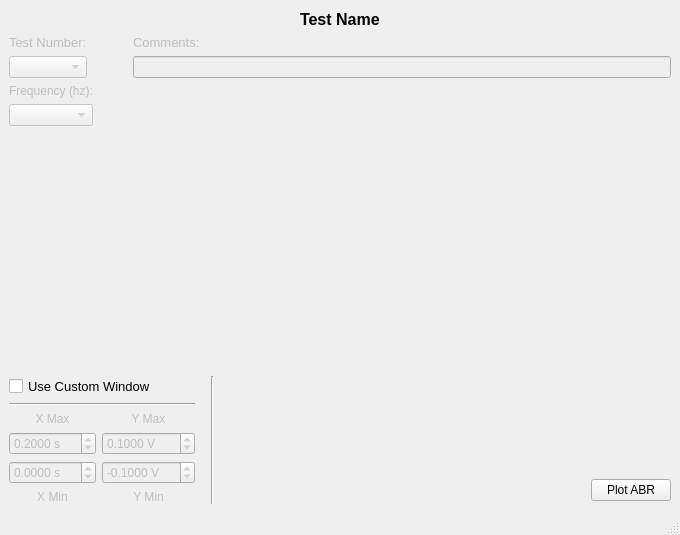
Qt form ui/abr.ui (portfors-lab/SparkleAnalysis) before a commit.
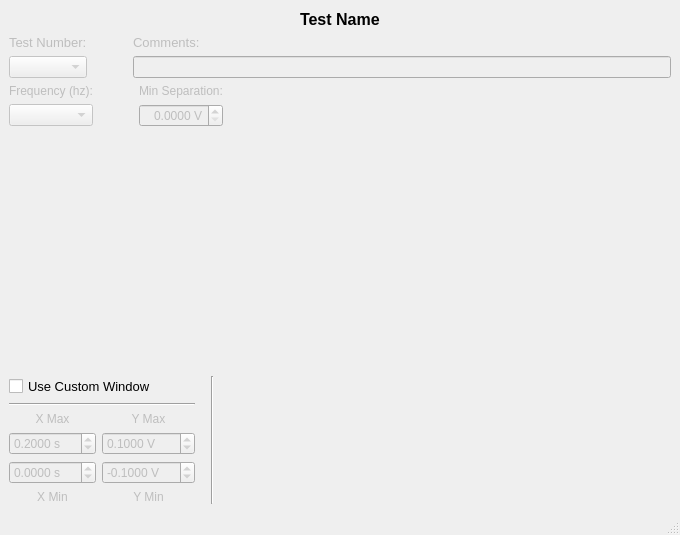
The same form after that commit. Icons and pictures are not drawn. Custom widgets are drawn as their Qt base class.

Commit message: Added minimum separation between plots in ABRs

Diff of the .ui file:
```diff
--- a/ui/abr.ui
+++ b/ui/abr.ui
@@ -26,9 +26,6 @@
      <layout class="QVBoxLayout" name="verticalLayout">
       <item>
        <layout class="QVBoxLayout" name="verticalLayout_3">
-        <item>
-         <layout class="QHBoxLayout" name="horizontalLayout_Open"/>
-        </item>
         <item>
          <layout class="QGridLayout" name="gridLayout_4">
           <item row="0" column="3">
@@ -97,13 +94,31 @@
          </layout>
         </item>
         <item>
-         <layout class="QHBoxLayout" name="horizontalLayout_Test"/>
-        </item>
-        <item>
-         <layout class="QHBoxLayout" name="horizontalLayout_4">
-          <item>
-           <layout class="QVBoxLayout" name="verticalLayout_Trace">
-            <item>
+         <layout class="QGridLayout" name="gridLayout_5">
+          <item row="0" column="2">
+           <widget class="QLabel" name="label_min_sep">
+            <property name="enabled">
+             <bool>false</bool>
+            </property>
+            <property name="text">
+             <string>Min Separation:</string>
+            </property>
+           </widget>
+          </item>
+          <item row="0" column="3" rowspan="2">
+           <spacer name="horizontalSpacer">
+            <property name="orientation">
+             <enum>Qt::Horizontal</enum>
+            </property>
+            <property name="sizeHint" stdset="0">
+             <size>
+              <width>40</width>
+              <height>20</height>
+             </size>
+            </property>
+           </spacer>
+          </item>
+          <item row="0" column="0">
              <widget class="QLabel" name="label_frequency">
               <property name="enabled">
                <bool>false</bool>
@@ -113,24 +128,40 @@
               </property>
              </widget>
             </item>
-            <item>
-             <layout class="QHBoxLayout" name="horizontalLayout_14">
-              <item>
+          <item row="1" column="0">
                <widget class="QComboBox" name="comboBox_frequency">
                 <property name="enabled">
                  <bool>false</bool>
                 </property>
                </widget>
               </item>
-             </layout>
-            </item>
-           </layout>
-          </item>
-          <item>
-           <spacer name="horizontalSpacer">
+          <item row="1" column="2">
+           <widget class="QDoubleSpinBox" name="doubleSpinBox_min_sep">
+            <property name="enabled">
+             <bool>false</bool>
+            </property>
+            <property name="alignment">
+             <set>Qt::AlignRight|Qt::AlignTrailing|Qt::AlignVCenter</set>
+            </property>
+            <property name="suffix">
+             <string> V</string>
+            </property>
+            <property name="decimals">
+             <number>4</number>
+            </property>
+            <property name="singleStep">
+             <double>0.000100000000000</double>
+            </property>
+           </widget>
+          </item>
+          <item row="1" column="1">
+           <spacer name="horizontalSpacer_4">
             <property name="orientation">
              <enum>Qt::Horizontal</enum>
             </property>
+            <property name="sizeType">
+             <enum>QSizePolicy::Preferred</enum>
+            </property>
             <property name="sizeHint" stdset="0">
              <size>
               <width>40</width>
@@ -439,16 +470,6 @@
           </property>
          </spacer>
         </item>
-        <item row="1" column="1">
-         <widget class="QPushButton" name="pushButton_abr">
-          <property name="toolTip">
-           <string>Creates an auditory brainstem response (ABR) graph based on your current test.</string>
-          </property>
-          <property name="text">
-           <string>Plot ABR</string>
-          </property>
-         </widget>
-        </item>
        </layout>
       </item>
      </layout>
```
Lines whose indentation alone changed are shown as unchanged. The commit also changes 2 other files.
